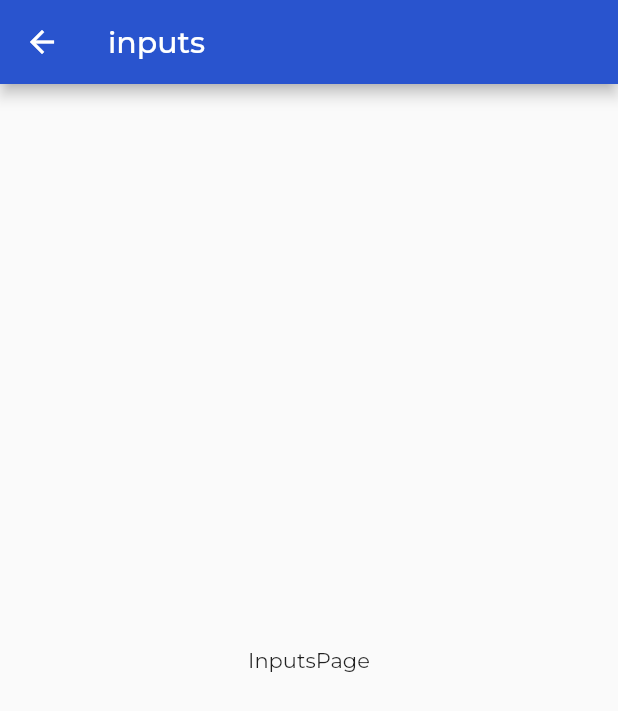
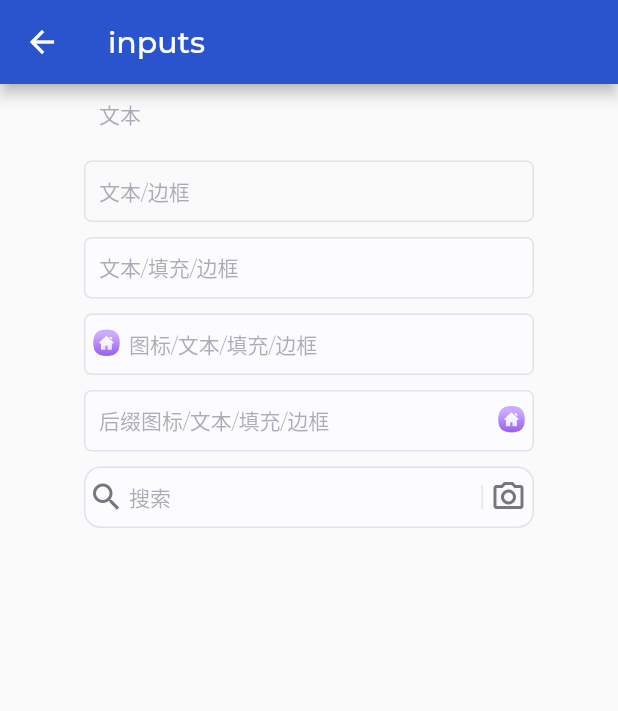
Before and after one commit to maojiu-bb/commerce, a Flutter app: the InputsPage screen opened by its route, on a phone screen of 412 x 824 dp. Shown: the top 711 px of the screen. Run offline on Flutter 3.47's test engine with Material 2 defaults, Android fonts, the light colour scheme and no system bars; our stand-ins replace badges, dio, extended_image, flutter_svg, get, package_info_plus and 1 more; accounts and stored records are empty; project files that could hold a hidden picture were left out.

Commit message:
feat -> add input widget

```diff
--- a/lib/common/widgets/index.dart
+++ b/lib/common/widgets/index.dart
@@ -4,4 +4,5 @@ export './text.dart';
 export './icon.dart';
 export './image.dart';
 export './button.dart';
+export './input.dart';
 // export './xxxx.dart';
--- /dev/null
+++ b/lib/common/widgets/input.dart
@@ -0,0 +1,358 @@
+import 'package:flutter/material.dart';
+import 'package:flutter/services.dart';
+
+import '../index.dart';
+
+enum InputWidgetType {
+  none,
+  text, // 文字
+  textBorder, // 边框
+  textFilled, // 填充/边框
+  iconTextFilled, // 图标/文本/填充/边框
+  suffixTextFilled, // 后缀图标/文本/填充/边框
+  search, // 搜索
+}
+
+/// 输入框
+class InputWidget extends StatelessWidget {
+  /// 输入框类型
+  final InputWidgetType type;
+
+  /// 事件 - 提交
+  final Function(String)? onSubmitted;
+
+  /// 事件 - tap
+  final Function()? onTap;
+
+  /// 事件 - change
+  final Function(String)? onChanged;
+
+  /// 输入控制器
+  final TextEditingController? controller;
+
+  /// 焦点
+  final FocusNode? focusNode;
+
+  /// 输入框提示文字
+  final String? hintText;
+
+  /// 键盘类型
+  final TextInputType? keyboardType;
+
+  /// 圆角
+  final double? borderRadius;
+
+  /// 密码
+  final bool isObscureText;
+
+  /// 只读
+  final bool readOnly;
+
+  /// 最大行数
+  final int? maxLines;
+
+  /// 最小行数
+  final int? minLines;
+
+  /// 字体
+  final double? fontSize;
+
+  /// 图标
+  final Widget? icon;
+  final Widget? suffixIcon;
+
+  /// 输入框确认操作方式
+  final TextInputAction? textInputAction;
+
+  /// 输入验证
+  final List<TextInputFormatter>? inputFormatters;
+
+  /// 填充颜色
+  final Color? fillColor;
+
+  /// 边框颜色
+  final Color? borderColor;
+
+  /// 内容 padding
+  final EdgeInsetsGeometry? contentPadding;
+
+  const InputWidget({
+    Key? key,
+    this.type = InputWidgetType.none,
+    this.onSubmitted,
+    this.controller,
+    this.focusNode,
+    this.hintText,
+    this.keyboardType,
+    this.isObscureText = false,
+    this.icon,
+    this.onTap,
+    this.readOnly = false,
+    this.maxLines,
+    this.minLines,
+    this.textInputAction,
+    this.fontSize,
+    this.inputFormatters,
+    this.fillColor,
+    this.suffixIcon,
+    this.contentPadding,
+    this.borderColor,
+    this.borderRadius,
+    this.onChanged,
+  }) : super(key: key);
+
+  /// 文本输入
+  const InputWidget.text({
+    Key? key,
+    this.type = InputWidgetType.text,
+    this.controller,
+    this.onSubmitted,
+    this.focusNode,
+    this.hintText,
+    this.keyboardType,
+    this.isObscureText = false,
+    this.icon,
+    this.onTap,
+    this.readOnly = false,
+    this.maxLines = 1,
+    this.minLines = 1,
+    this.textInputAction,
+    this.fontSize,
+    this.inputFormatters,
+    this.fillColor,
+    this.suffixIcon,
+    this.contentPadding,
+    this.borderColor,
+    this.borderRadius,
+    this.onChanged,
+  }) : super(key: key);
+
+  /// 文本输入 - 边框
+  const InputWidget.textBorder({
+    Key? key,
+    this.type = InputWidgetType.textBorder,
+    this.onSubmitted,
+    this.focusNode,
+    this.hintText,
+    this.keyboardType,
+    this.isObscureText = false,
+    this.icon,
+    this.onTap,
+    this.readOnly = false,
+    this.maxLines = 1,
+    this.minLines = 1,
+    this.textInputAction,
+    this.fontSize,
+    this.inputFormatters,
+    this.fillColor,
+    this.suffixIcon,
+    this.contentPadding,
+    this.borderColor,
+    this.borderRadius,
+    this.controller,
+    this.onChanged,
+  }) : super(key: key);
+
+  /// 文本输入 - 填充
+  InputWidget.textFilled({
+    Key? key,
+    this.type = InputWidgetType.textFilled,
+    Color? fillColor, // 输入颜色
+    this.onSubmitted,
+    this.focusNode,
+    this.hintText,
+    this.keyboardType,
+    this.isObscureText = false,
+    this.icon,
+    this.onTap,
+    this.readOnly = false,
+    this.maxLines = 1,
+    this.minLines = 1,
+    this.textInputAction,
+    this.fontSize,
+    this.inputFormatters,
+    this.suffixIcon,
+    this.contentPadding,
+    this.borderColor,
+    this.borderRadius,
+    this.onChanged,
+    this.controller,
+  })  : fillColor = fillColor ?? AppColors.surface.withOpacity(0.5),
+        super(key: key);
+
+  /// 文本输入 - 图标文本填充
+  InputWidget.iconTextFilled(
+    this.icon, {
+    Key? key,
+    this.type = InputWidgetType.iconTextFilled,
+    Color? fillColor, // 输入颜色
+    this.onSubmitted,
+    this.focusNode,
+    this.hintText,
+    this.keyboardType,
+    this.isObscureText = false,
+    this.onTap,
+    this.readOnly = false,
+    this.maxLines = 1,
+    this.minLines = 1,
+    this.textInputAction,
+    this.fontSize,
+    this.inputFormatters,
+    this.suffixIcon,
+    this.contentPadding,
+    this.borderColor,
+    this.borderRadius,
+    this.onChanged,
+    this.controller,
+  })  : fillColor = fillColor ?? AppColors.surface.withOpacity(0.5),
+        super(key: key);
+
+  /// 文本输入 - 后缀图标文本填充
+  InputWidget.suffixTextFilled(
+    this.suffixIcon, {
+    Key? key,
+    this.type = InputWidgetType.suffixTextFilled,
+    Color? fillColor, // 输入颜色
+    this.icon,
+    this.onSubmitted,
+    this.focusNode,
+    this.hintText,
+    this.keyboardType,
+    this.isObscureText = false,
+    this.onTap,
+    this.readOnly = false,
+    this.maxLines = 1,
+    this.minLines = 1,
+    this.textInputAction,
+    this.fontSize,
+    this.inputFormatters,
+    this.contentPadding,
+    this.borderColor,
+    this.borderRadius,
+    this.onChanged,
+    this.controller,
+  })  : fillColor = fillColor ?? AppColors.surface.withOpacity(0.5),
+        super(key: key);
+
+  /// 搜索
+  InputWidget.search({
+    Key? key,
+    this.type = InputWidgetType.search,
+    Color? fillColor, // 输入颜色
+    Widget? icon,
+    this.suffixIcon,
+    this.onSubmitted,
+    this.focusNode,
+    this.hintText,
+    this.keyboardType,
+    this.isObscureText = false,
+    this.onTap,
+    this.readOnly = false,
+    this.maxLines = 1,
+    this.minLines = 1,
+    this.textInputAction,
+    this.fontSize,
+    this.inputFormatters,
+    this.contentPadding,
+    this.borderColor,
+    this.borderRadius = 11,
+    this.onChanged,
+    this.controller,
+  })  : icon = icon ??
+            IconWidget.icon(
+              Icons.search,
+              color: AppColors.outline,
+            ),
+        fillColor = fillColor ?? AppColors.surface.withOpacity(0.5),
+        super(key: key);
+
+  // 边框
+  InputBorder? get _border {
+    switch (type) {
+      case InputWidgetType.none:
+      case InputWidgetType.text:
+        return InputBorder.none;
+      default:
+        return OutlineInputBorder(
+          borderSide:
+              BorderSide(color: borderColor ?? AppColors.surfaceVariant),
+          borderRadius: BorderRadius.all(
+              Radius.circular(borderRadius ?? AppRadius.input)),
+        );
+    }
+  }
+
+  // 尾部图标
+  Widget? get _suffixIcon {
+    switch (type) {
+      case InputWidgetType.search:
+        return <Widget>[
+          Container(
+            width: 1,
+            height: 16,
+            color: AppColors.surfaceVariant,
+          ).paddingRight(AppSpace.iconTextSmail),
+          suffixIcon ??
+              IconWidget.icon(
+                Icons.photo_camera_outlined,
+                color: AppColors.outline,
+              )
+        ].toRow().width(30).paddingRight(5);
+      default:
+        return suffixIcon;
+    }
+  }
+
+  @override
+  Widget build(BuildContext context) {
+    var inputBorder = _border;
+    return TextField(
+      onTap: onTap,
+      readOnly: readOnly,
+      autocorrect: false,
+      obscureText: isObscureText,
+      controller: controller,
+      focusNode: focusNode,
+      maxLines: maxLines,
+      minLines: minLines,
+      onSubmitted: onSubmitted,
+      onChanged: onChanged,
+      textInputAction: textInputAction,
+      style: AppTextStyles.bodyText1?.copyWith(
+        fontSize: fontSize,
+        fontWeight: FontWeight.w500,
+        color: AppColors.secondary,
+      ),
+      keyboardType: keyboardType,
+      inputFormatters: inputFormatters,
+      decoration: InputDecoration(
+        fillColor: fillColor ?? Colors.transparent,
+        prefixIcon: icon,
+        prefixIconConstraints: const BoxConstraints(
+          minWidth: 30,
+          minHeight: 0,
+        ),
+        suffixIcon: _suffixIcon,
+        suffixIconConstraints: const BoxConstraints(
+          minWidth: 30,
+          minHeight: 0,
+        ),
+        hintText: hintText,
+        hintStyle: AppTextStyles.bodyText2?.copyWith(
+          fontWeight: FontWeight.w300,
+          color: AppColors.secondary.withOpacity(0.5),
+        ),
+        contentPadding: contentPadding ?? AppSpace.edgeInput,
+        isCollapsed: true,
+        isDense: true,
+        filled: true,
+        border: inputBorder,
+        enabledBorder: inputBorder,
+        focusedBorder: inputBorder,
+        errorBorder: inputBorder,
+        focusedErrorBorder: inputBorder,
+        disabledBorder: inputBorder,
+      ),
+    );
+  }
+}
--- a/lib/pages/styles/inputs/view.dart
+++ b/lib/pages/styles/inputs/view.dart
@@ -1,5 +1,6 @@
 import 'package:flutter/material.dart';
 import 'package:get/get.dart';
+import 'package:woo_commerce/common/index.dart';
 
 import 'index.dart';
 
@@ -8,9 +9,51 @@ class InputsPage extends GetView<InputsController> {
 
   // 主视图
   Widget _buildView() {
-    return const Center(
-      child: Text("InputsPage"),
+    return SingleChildScrollView(
+      child: _buildInputs().center(),
     );
+  }
+
+  Widget _buildInputs() {
+    return <Widget>[
+      /// 文本
+      const InputWidget.text(
+        hintText: "文本",
+      ).width(300).paddingBottom(AppSpace.listRow),
+
+      /// 文本/边框
+      const InputWidget.textBorder(
+        hintText: "文本/边框",
+      ).width(300).paddingBottom(AppSpace.listRow),
+
+      /// 文本/填充/边框
+      InputWidget.textFilled(
+        hintText: "文本/填充/边框",
+      ).width(300).paddingBottom(AppSpace.listRow),
+
+      /// 图标/文本/填充/边框
+      InputWidget.iconTextFilled(
+        IconWidget.svg(
+          AssetsSvgs.cHomeSvg,
+        ),
+        hintText: "图标/文本/填充/边框",
+      ).width(300).paddingBottom(AppSpace.listRow),
+
+      /// 后缀图标/文本/填充/边框
+      InputWidget.suffixTextFilled(
+        IconWidget.svg(
+          AssetsSvgs.cHomeSvg,
+        ),
+        hintText: "后缀图标/文本/填充/边框",
+      ).width(300).paddingBottom(AppSpace.listRow),
+
+      /// 搜索
+      InputWidget.search(
+        hintText: "搜索",
+      ).width(300).paddingBottom(AppSpace.listRow),
+
+      // end
+    ].toColumn();
   }
 
   @override
--- a/lib/pages/styles/styles_index/view.dart
+++ b/lib/pages/styles/styles_index/view.dart
@@ -50,6 +50,12 @@ class StylesIndexPage extends GetView<StylesIndexController> {
           onTap: () => Get.toNamed(RouteNames.stylesButtons),
           title: const TextWidget.body1("Button 按钮"),
         ),
+
+        // Input 输入框
+        ListTile(
+          onTap: () => Get.toNamed(RouteNames.stylesInputs),
+          title: const TextWidget.body1("Input 输入框"),
+        ),
       ],
     );
   }
```
